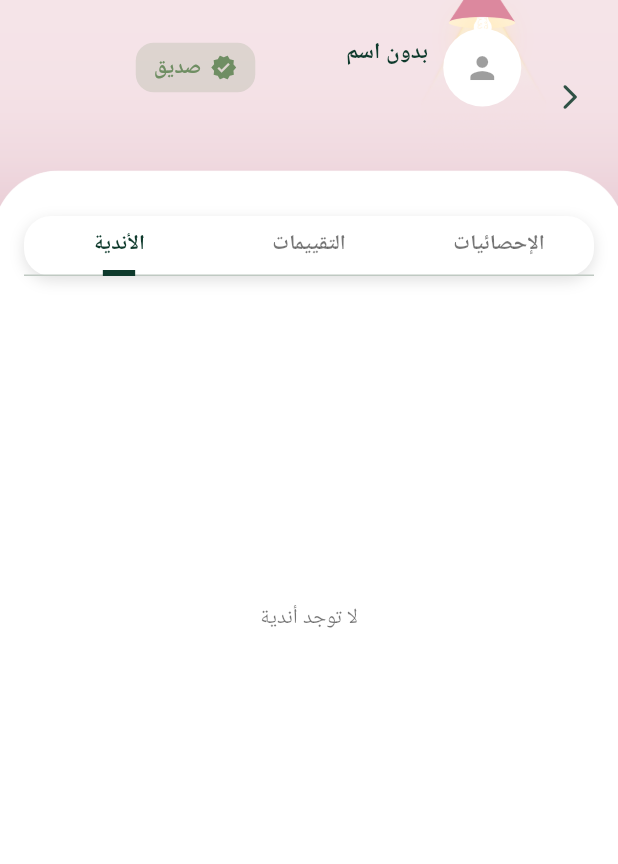
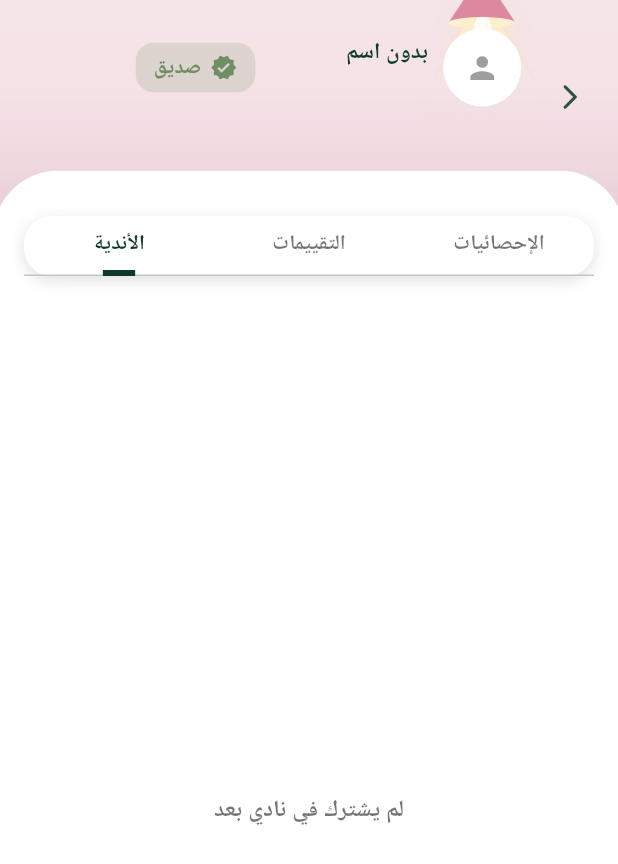
Before and after one commit to Reemawk15/2025_GP_12, a Flutter app: the FriendDetailsPage screen opened directly with empty values, tab 3 chosen, on a phone screen of 412 x 824 dp. Shown: the top 864 px of the screen. Run offline on Flutter 3.47's test engine with Material 3 defaults, Android fonts, the light colour scheme and no system bars; our stand-ins replace cloud_firestore, file_picker, firebase_auth, firebase_core, firebase_storage, image_picker; accounts and stored records are empty.

Commit message:
تعديل رسالة الاندية

```diff
--- a/Qabas/lib/friend_details_page.dart
+++ b/Qabas/lib/friend_details_page.dart
@@ -705,7 +705,7 @@ class _FriendReviewsTab extends StatelessWidget {
           borderRadius: BorderRadius.circular(18),
         ),
         child: const Text(
-          'لا توجد تقييمات بعد 📭',
+          'لا توجد تقييمات بعد',
           style: TextStyle(
             color: Colors.black54,
             fontSize: 15.5,
@@ -967,45 +967,96 @@ class _ClubsTab extends StatelessWidget {
         if (snap.connectionState == ConnectionState.waiting) {
           return const Center(child: CircularProgressIndicator());
         }
-        final clubs = snap.data?.docs ?? const [];
 
-        if (clubs.isEmpty) {
-          return const Center(
-            child: Text(
-              'لا توجد أندية',
-              style: TextStyle(color: Colors.black54),
+        if (snap.hasError) {
+          return Center(
+            child: Container(
+              margin: const EdgeInsets.fromLTRB(16, 280, 16, 24),
+              padding: const EdgeInsets.symmetric(vertical: 24, horizontal: 16),
+              decoration: BoxDecoration(
+                color: Colors.red.withOpacity(0.08),
+                border: Border.all(color: Colors.red.withOpacity(0.25)),
+                borderRadius: BorderRadius.circular(18),
+              ),
+              child: const Text(
+                'حدث خطأ أثناء جلب الأندية.',
+                textAlign: TextAlign.center,
+                style: TextStyle(
+                  color: Colors.red,
+                  fontWeight: FontWeight.w600,
+                ),
+              ),
             ),
           );
         }
 
-        // Top padding is outside the scrollable area
+        final clubs = snap.data?.docs ?? const [];
+
+        // ما فيه أندية أصلاً في التطبيق
+        if (clubs.isEmpty) {
+          return _clubsEmptyBox();
+        }
+
+        // هنا نسوي تشيك مرة وحدة: هل صديقك عضو في أي نادي من هذي؟
+        return FutureBuilder<List<bool>>(
+          future: _loadMembershipForClubs(clubs, friendUid),
+          builder: (context, memSnap) {
+            if (memSnap.connectionState == ConnectionState.waiting) {
+              return const Center(child: CircularProgressIndicator());
+            }
+
+            if (memSnap.hasError) {
+              return Center(
+                child: Container(
+                  margin: const EdgeInsets.fromLTRB(16, 280, 16, 24),
+                  padding: const EdgeInsets.symmetric(vertical: 24, horizontal: 16),
+                  decoration: BoxDecoration(
+                    color: Colors.red.withOpacity(0.08),
+                    border: Border.all(color: Colors.red.withOpacity(0.25)),
+                    borderRadius: BorderRadius.circular(18),
+                  ),
+                  child: const Text(
+                    'حدث خطأ أثناء التحقق من عضوية الأندية.',
+                    textAlign: TextAlign.center,
+                    style: TextStyle(
+                      color: Colors.red,
+                      fontWeight: FontWeight.w600,
+                    ),
+                  ),
+                ),
+              );
+            }
+
+            final membership = memSnap.data ?? List<bool>.filled(clubs.length, false);
+
+            // نفلتر فقط الأندية اللي صديقك عضو فيها
+            final visibleClubs = <QueryDocumentSnapshot<Map<String, dynamic>>>[];
+            for (int i = 0; i < clubs.length; i++) {
+              if (membership[i]) {
+                visibleClubs.add(clubs[i]);
+              }
+            }
+
+            // لو ما طلع ولا نادي صديقك عضو فيه → نفس فكرة "لا توجد تقييمات بعد"
+            if (visibleClubs.isEmpty) {
+              return _clubsEmptyBox();
+            }
+
+            // نفس كودك القديم تقريباً لكن على قائمة الأندية اللي هو عضو فيها فقط
             return Padding(
               padding: const EdgeInsets.fromLTRB(16, 280, 16, 24),
               child: ListView.separated(
-            // Inside padding is zero so position stays exactly the same
                 padding: EdgeInsets.zero,
                 physics: const ClampingScrollPhysics(),
-            itemCount: clubs.length,
+                itemCount: visibleClubs.length,
                 separatorBuilder: (_, __) => const SizedBox(height: 12),
                 itemBuilder: (context, i) {
-              final clubDoc = clubs[i];
+                  final clubDoc = visibleClubs[i];
                   final clubId  = clubDoc.id;
                   final data    = clubDoc.data();
                   final title   = (data['title'] ?? 'نادي بدون اسم') as String;
                   final desc    = (data['description'] ?? '') as String?;
                   final cat     = (data['category'] ?? '') as String?;
-
-              // Only show this club if the friend is a member
-              final friendMemberDoc = FirebaseFirestore.instance
-                  .collection('clubs').doc(clubId)
-                  .collection('members').doc(friendUid)
-                  .snapshots();
-
-              return StreamBuilder<DocumentSnapshot<Map<String, dynamic>>>(
-                stream: friendMemberDoc,
-                builder: (context, friendSnap) {
-                  final friendIsMember = friendSnap.data?.exists == true;
-                  if (!friendIsMember) return const SizedBox.shrink();
 
                   return Container(
                     padding: const EdgeInsets.symmetric(horizontal: 16, vertical: 14),
@@ -1059,12 +1110,54 @@ class _ClubsTab extends StatelessWidget {
                     ),
                   );
                 },
-              );
-            },
               ),
             );
           },
         );
+      },
+    );
+  }
+
+  // نفس فكرة كارد "لا توجد تقييمات بعد" لكن للنادي
+  static Widget _clubsEmptyBox() {
+    return Center(
+      child: Container(
+        margin: const EdgeInsets.fromLTRB(16, 280, 16, 24),
+        padding: const EdgeInsets.symmetric(vertical: 40),
+        decoration: BoxDecoration(
+          color: Colors.white,
+          borderRadius: BorderRadius.circular(18),
+        ),
+        child: const Text(
+          'لم يشترك في نادي بعد',
+          style: TextStyle(
+            color: Colors.black54,
+            fontSize: 15.5,
+            fontWeight: FontWeight.w600,
+          ),
+        ),
+      ),
+    );
+  }
+
+  // تشيك مره واحدة لكل الأندية: هل هذا الفرند عضو فيها ولا لا
+  static Future<List<bool>> _loadMembershipForClubs(
+      List<QueryDocumentSnapshot<Map<String, dynamic>>> clubs,
+      String friendUid,
+      ) async {
+    final fs = FirebaseFirestore.instance;
+
+    final futures = clubs.map((clubDoc) {
+      return fs
+          .collection('clubs')
+          .doc(clubDoc.id)
+          .collection('members')
+          .doc(friendUid)
+          .get();
+    }).toList();
+
+    final snapshots = await Future.wait(futures);
+    return snapshots.map((s) => s.exists).toList();
   }
 }
 
```
Lines whose indentation alone changed are shown as unchanged.
